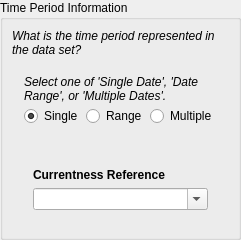
Qt form pymdwizard/gui/ui_files/timeperd.ui (DOI-USGS/fort-pymdwizard) before a commit.
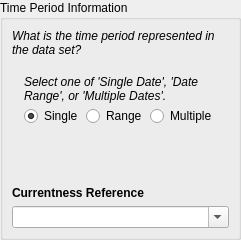
The same form after that commit. The open tabs and pages were chosen to show the change.

Commit message: Tweaks to fgdc tags to fix some validation highlighting errors

```diff
--- a/pymdwizard/gui/ui_files/timeperd.ui
+++ b/pymdwizard/gui/ui_files/timeperd.ui
@@ -209,65 +209,6 @@
                   </property>
                  </spacer>
                 </item>
-                <item>
-                 <layout class="QVBoxLayout" name="verticalLayout">
-                  <item>
-                   <widget class="QLabel" name="label_8">
-                    <property name="font">
-                     <font>
-                      <weight>75</weight>
-                      <italic>false</italic>
-                      <bold>true</bold>
-                     </font>
-                    </property>
-                    <property name="whatsThis">
-                     <string>&lt;html&gt;&lt;head/&gt;&lt;body&gt;&lt;p&gt;currentness what's this....&lt;/p&gt;&lt;p&gt;fakls;dfhjl;sakdjfl&lt;/p&gt;&lt;/body&gt;&lt;/html&gt;</string>
-                    </property>
-                    <property name="styleSheet">
-                     <string notr="true">font: bold;</string>
-                    </property>
-                    <property name="text">
-                     <string>Currentness Reference</string>
-                    </property>
-                   </widget>
-                  </item>
-                  <item>
-                   <widget class="QComboBox" name="fgdc_current">
-                    <property name="focusPolicy">
-                     <enum>Qt::StrongFocus</enum>
-                    </property>
-                    <property name="editable">
-                     <bool>true</bool>
-                    </property>
-                    <item>
-                     <property name="text">
-                      <string/>
-                     </property>
-                    </item>
-                    <item>
-                     <property name="text">
-                      <string>ground condition</string>
-                     </property>
-                    </item>
-                    <item>
-                     <property name="text">
-                      <string>observed</string>
-                     </property>
-                    </item>
-                    <item>
-                     <property name="text">
-                      <string>publication date</string>
-                     </property>
-                    </item>
-                    <item>
-                     <property name="text">
-                      <string>See Supplemental Info</string>
-                     </property>
-                    </item>
-                   </widget>
-                  </item>
-                 </layout>
-                </item>
                </layout>
               </widget>
               <widget class="QWidget" name="page_daterange">
@@ -348,6 +289,65 @@
         </layout>
        </widget>
       </item>
+      <item>
+       <layout class="QVBoxLayout" name="verticalLayout">
+        <item>
+         <widget class="QLabel" name="label_8">
+          <property name="font">
+           <font>
+            <weight>75</weight>
+            <italic>false</italic>
+            <bold>true</bold>
+           </font>
+          </property>
+          <property name="whatsThis">
+           <string>&lt;html&gt;&lt;head/&gt;&lt;body&gt;&lt;p&gt;currentness what's this....&lt;/p&gt;&lt;p&gt;fakls;dfhjl;sakdjfl&lt;/p&gt;&lt;/body&gt;&lt;/html&gt;</string>
+          </property>
+          <property name="styleSheet">
+           <string notr="true">font: bold;</string>
+          </property>
+          <property name="text">
+           <string>Currentness Reference</string>
+          </property>
+         </widget>
+        </item>
+        <item>
+         <widget class="QComboBox" name="fgdc_current">
+          <property name="focusPolicy">
+           <enum>Qt::StrongFocus</enum>
+          </property>
+          <property name="editable">
+           <bool>true</bool>
+          </property>
+          <item>
+           <property name="text">
+            <string/>
+           </property>
+          </item>
+          <item>
+           <property name="text">
+            <string>ground condition</string>
+           </property>
+          </item>
+          <item>
+           <property name="text">
+            <string>observed</string>
+           </property>
+          </item>
+          <item>
+           <property name="text">
+            <string>publication date</string>
+           </property>
+          </item>
+          <item>
+           <property name="text">
+            <string>See Supplemental Info</string>
+           </property>
+          </item>
+         </widget>
+        </item>
+       </layout>
+      </item>
      </layout>
      <zorder>label_2</zorder>
      <zorder>label_8</zorder>
```
Left out of the diff: 13 changed lines with no effect on the pictures. The commit also changes 7 other files.
